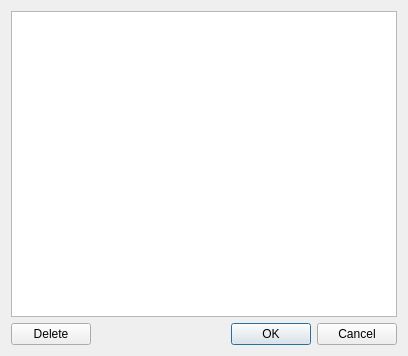
Before: the Qt Designer form crestoretm.ui in PavelMr/skytechx, drawn with Qt 5.
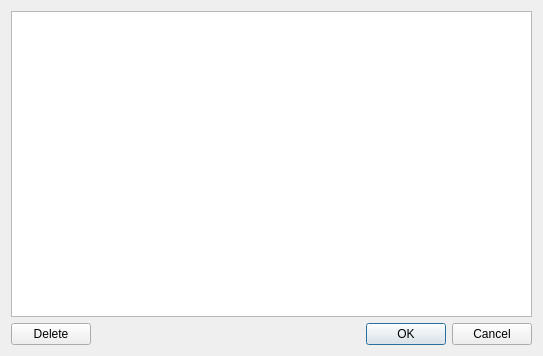
After: the same form once the commit is applied.

The edit to the form file:
```diff
--- a/crestoretm.ui
+++ b/crestoretm.ui
@@ -6,7 +6,7 @@
    <rect>
     <x>0</x>
     <y>0</y>
-    <width>408</width>
+    <width>543</width>
     <height>356</height>
    </rect>
   </property>
```
